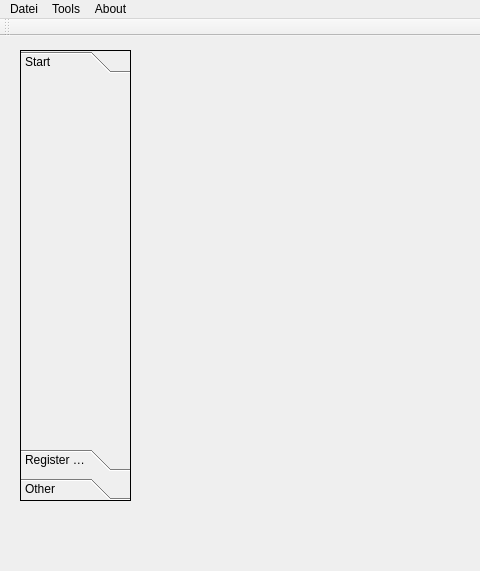
Qt form iBasar/mainwindow.ui (hoihrig/iBasar) before a commit; both pictures show x 0 to 480 and y 0 to 571 of the 1129 by 772 pixel window.
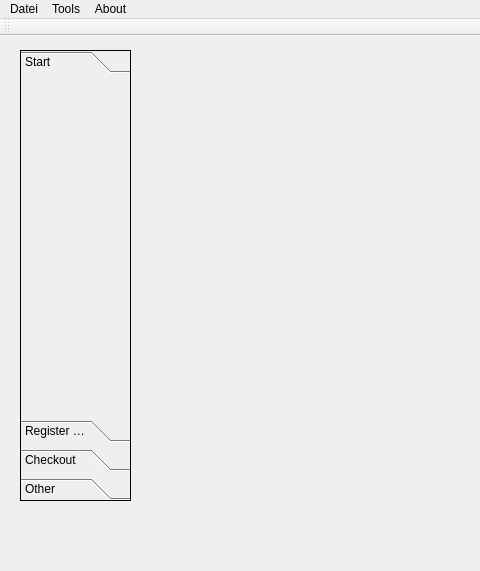
The same form after that commit. The open tabs and pages were chosen to show the change.

Commit message:
WIP: Added a widget for checkout
Added a widget to actually checkout of the basar.
Right now it supports only filling the basket, all the other functionality
is right now not available.
Prepared some code to support barcode scanners

Patch:
```diff
--- a/iBasar/mainwindow.ui
+++ b/iBasar/mainwindow.ui
@@ -53,7 +53,7 @@
        <x>0</x>
        <y>0</y>
        <width>109</width>
-       <height>356</height>
+       <height>325</height>
       </rect>
      </property>
      <attribute name="label">
@@ -73,7 +73,12 @@
       <string>Register Seller</string>
      </attribute>
     </widget>
-    <widget class="QWidget" name="page_4">
+    <widget class="QWidget" name="checkoutpage">
+     <attribute name="label">
+      <string>Checkout</string>
+     </attribute>
+    </widget>
+    <widget class="QWidget" name="stuffpage">
      <property name="geometry">
       <rect>
        <x>0</x>
```
Left out of the diff: 10 changed lines with no effect on the pictures. The commit also changes 6 other files.
